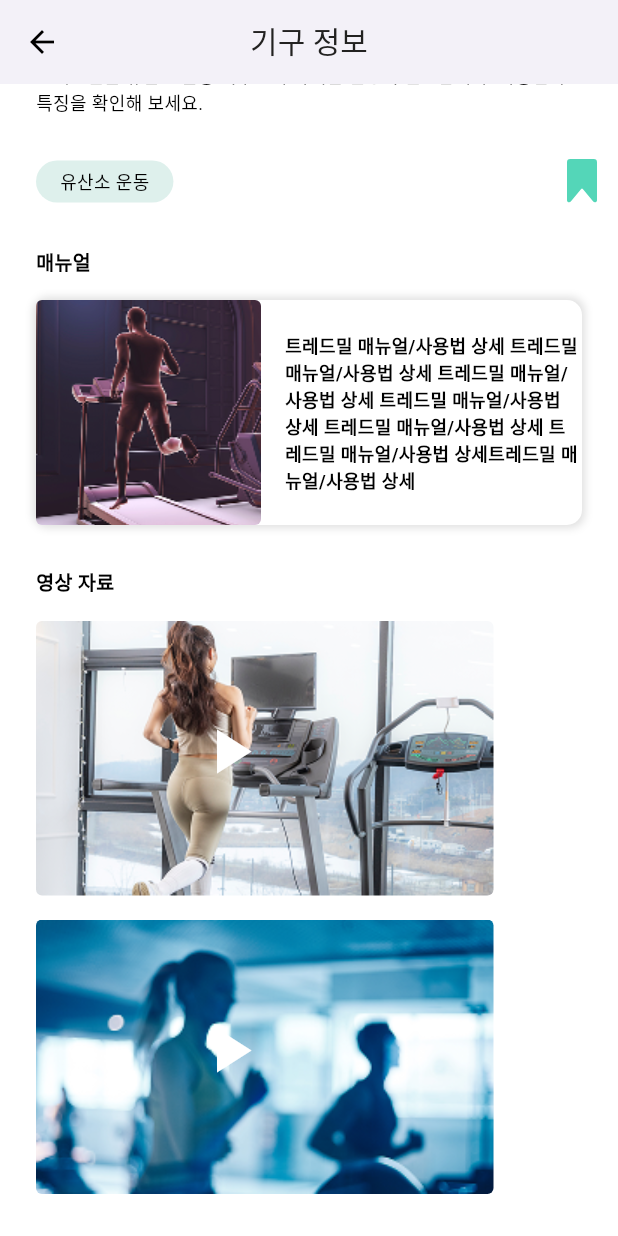
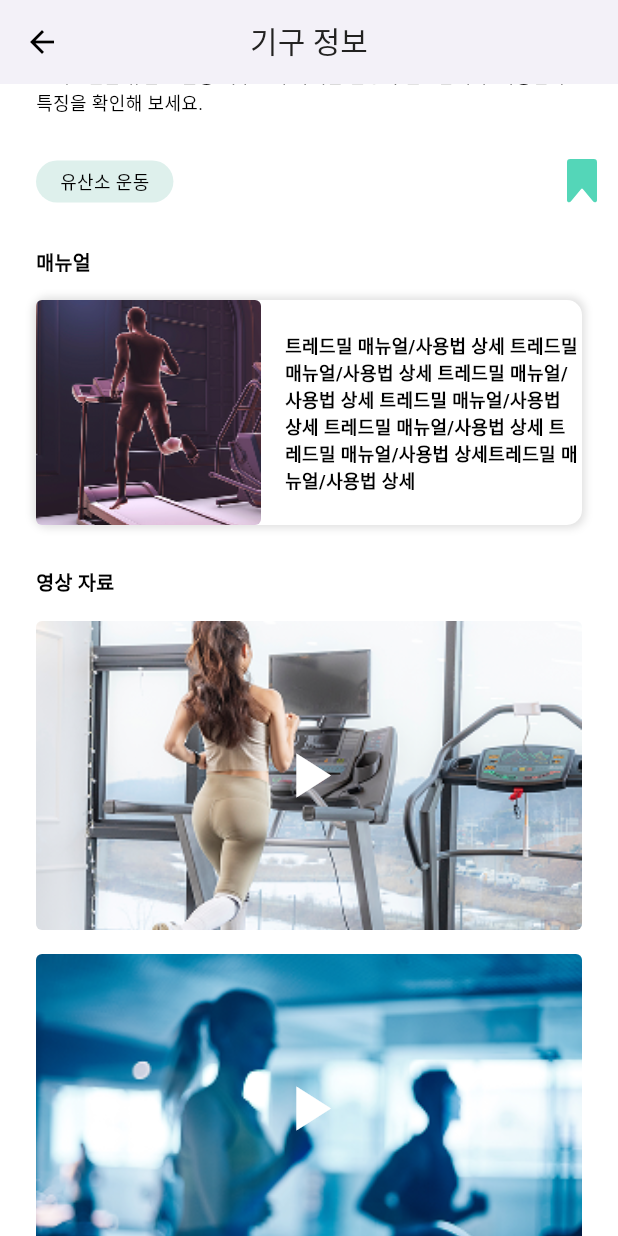
Before and after one commit to leeyeji11/health_routine, a Flutter app: the EquipmentInfoScreen screen opened by its route, scrolled down 450 dp, on a phone screen of 412 x 824 dp. Run offline on Flutter 3.47's test engine with Material 3 defaults, Android fonts, the phone set to English and light mode, and no system bars; our stand-ins replace camera, flutter_svg, go_router, permission_handler, table_calendar, vector_graphics; Roboto replaces fonts that are missing (Pretendard); project files that could hold a hidden picture were left out.

Commit message:
[Fix] 카메라 권한 요청 수정 - 불필요한 마이크 권한 요청 제거 - equipment_info_screen UI 수정 (안드로이드에서 사이즈 안 맞음)

```diff
--- a/lib/presentation/screens/equipment_info_screen.dart
+++ b/lib/presentation/screens/equipment_info_screen.dart
@@ -190,12 +190,13 @@ class EquipmentInfoScreen extends StatelessWidget {
 
             // ✅ 영상 항목 1
             Stack(
+              alignment: Alignment.center,
               children: [
                 Container(
                   margin:
                       const EdgeInsets.symmetric(horizontal: 24, vertical: 8),
-                  width: 305,
-                  height: 183,
+                  width: MediaQuery.of(context).size.width * 0.9,
+                  height: MediaQuery.of(context).size.height * 0.25,
                   decoration: BoxDecoration(
                     image: DecorationImage(
                       image: AssetImage('assets/images/workout/running2.png'),
@@ -204,26 +205,22 @@ class EquipmentInfoScreen extends StatelessWidget {
                     borderRadius: BorderRadius.circular(4),
                   ),
                 ),
-                Positioned(
-                  top: 70,
-                  left: 128,
-                  child: Icon(
+                Icon(
                   Icons.play_arrow,
                   size: 50,
                   color: Colors.white,
                 ),
-                ),
               ],
             ),
-
             // ✅ 영상 항목 2
             Stack(
+              alignment: Alignment.center,
               children: [
                 Container(
                   margin:
                       const EdgeInsets.symmetric(horizontal: 24, vertical: 8),
-                  width: 305,
-                  height: 183,
+                  width: MediaQuery.of(context).size.width * 0.9,
+                  height: MediaQuery.of(context).size.height * 0.25,
                   decoration: BoxDecoration(
                     image: DecorationImage(
                       image: AssetImage('assets/images/workout/running1.png'),
@@ -232,14 +229,10 @@ class EquipmentInfoScreen extends StatelessWidget {
                     borderRadius: BorderRadius.circular(4),
                   ),
                 ),
-                Positioned(
-                  top: 70,
-                  left: 128,
-                  child: Icon(
+                Icon(
                   Icons.play_arrow,
                   size: 50,
                   color: Colors.white,
-                  ),
                 ),
               ],
             ),
```
Also changed, not shown: lib/presentation/screens/instrument_scan_screen.dart (+106 -87 lines), 1 other file. Lines whose indentation alone changed are shown as unchanged.
